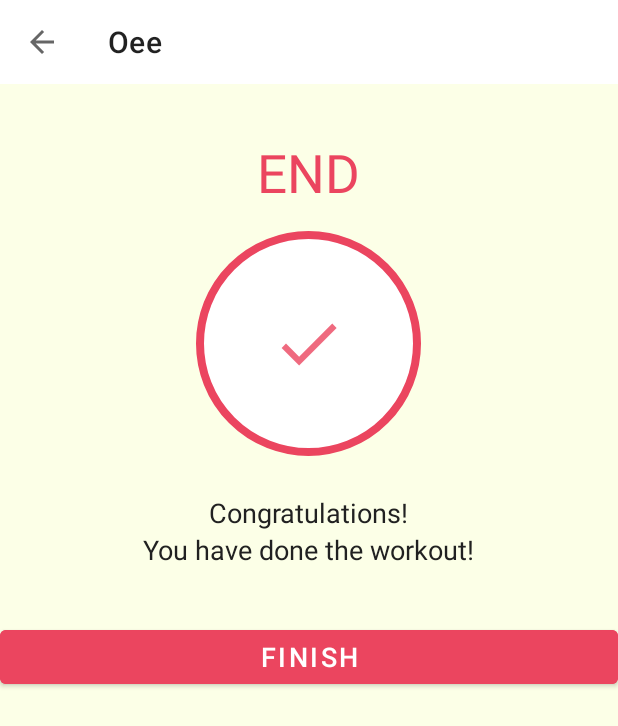
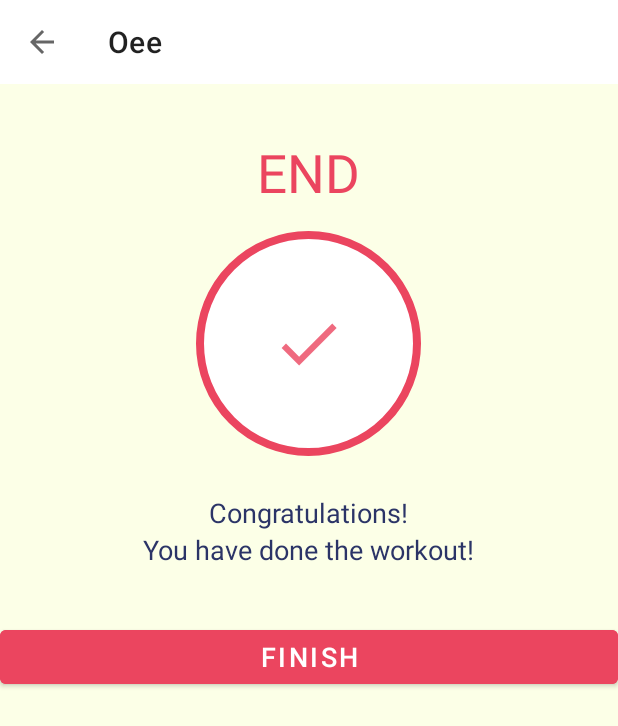
Before and after one commit to Rachel-3/Oee, an Android app: the FinishActivity screen opened directly, with no data from a screen before it, on a phone screen of 412 x 824 dp. Shown: the top 726 px of the screen. Run offline under Robolectric (Android 15) with nearby library versions, the phone set to English and light mode, and no system bars; our stand-ins replace Room's generated code.

Commit message:
운동 마지막 화면 디자인 수정

```diff
--- a/app/src/main/res/layout/activity_finish.xml
+++ b/app/src/main/res/layout/activity_finish.xml
@@ -45,14 +45,14 @@
         android:layout_height="wrap_content"
         android:layout_marginTop="25dp"
         android:text="Congratulations!"
-        android:textColor="#212121"
+        android:textColor="@color/colorText_finish"
         android:textSize="18sp" />
 
     <TextView
         android:layout_width="wrap_content"
         android:layout_height="wrap_content"
         android:text="You have done the workout!"
-        android:textColor="#212121"
+        android:textColor="@color/colorText_finish"
         android:textSize="18sp" />
 
     <Button
```
